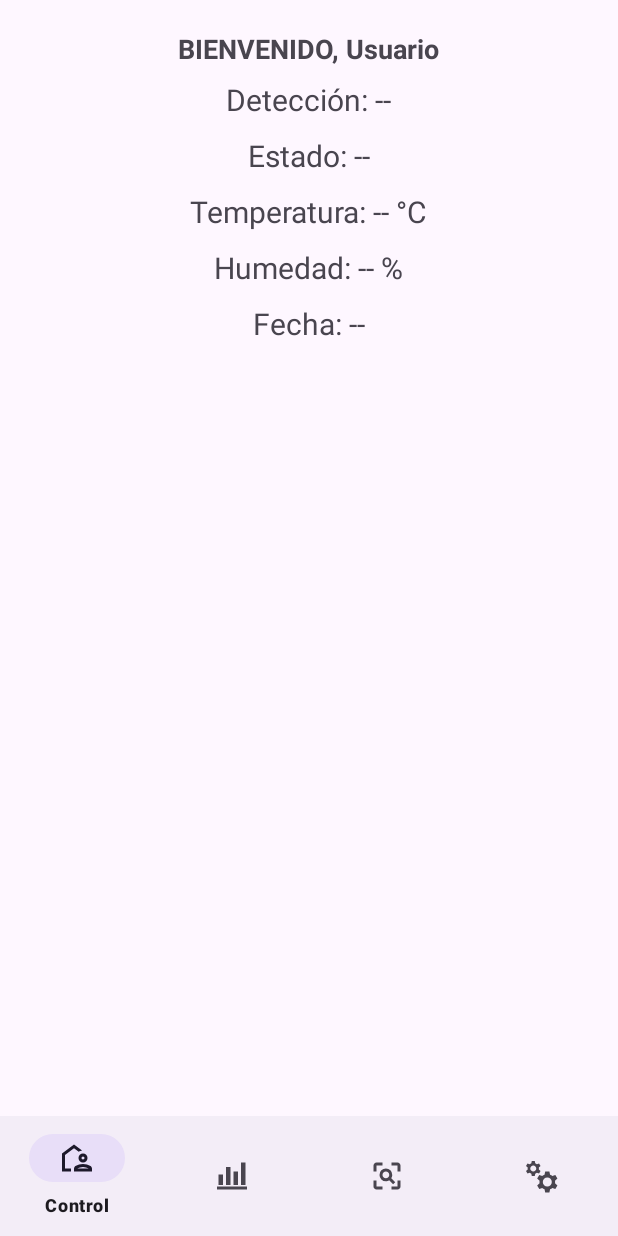
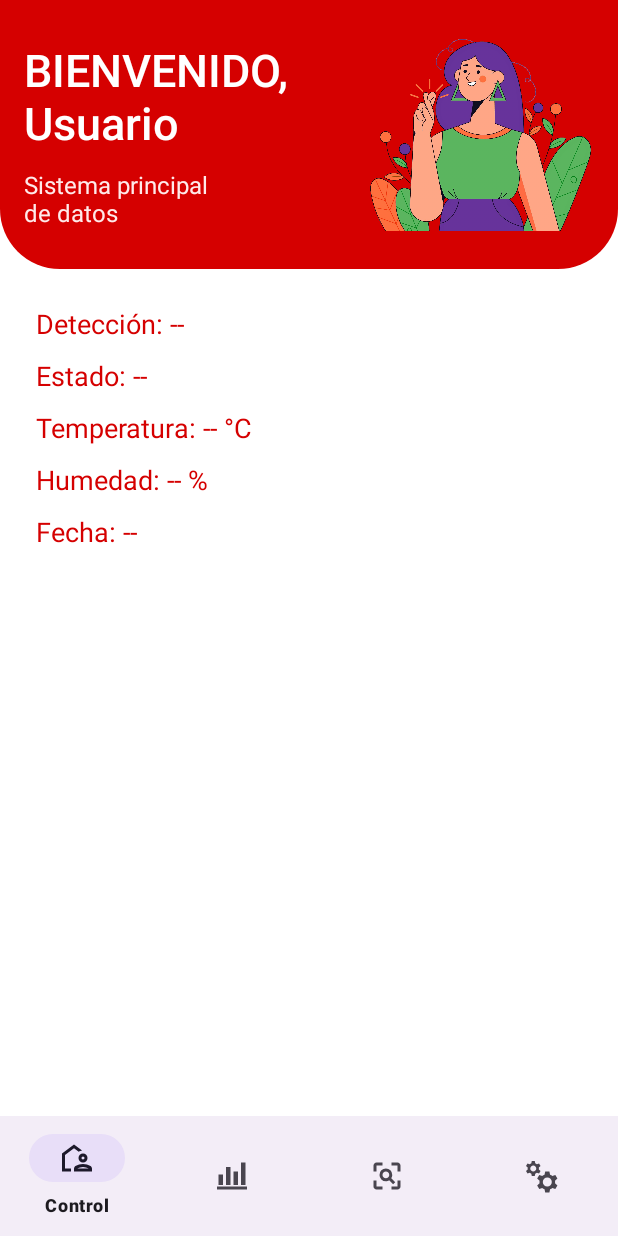
Before and after one commit to Shakira-leo/Gestrestauhcoapp, an Android app: the ControlFragment screen opened directly, with no data from a screen before it, on a phone screen of 412 x 824 dp. Run offline under Robolectric (Android 15) with nearby library versions, the light colour scheme and no system bars.

Commit message:
diseño en bienvenido

```diff
--- a/app/build.gradle.kts
+++ b/app/build.gradle.kts
@@ -74,4 +74,5 @@ dependencies {
     implementation("org.tensorflow:tensorflow-lite-task-vision:0.4.4")
 
     implementation("com.google.android.material:material:1.12.0")
+
 }
--- /dev/null
+++ b/app/src/main/res/drawable/bg_encabezado.xml
@@ -0,0 +1,12 @@
+<?xml version="1.0" encoding="utf-8"?>
+<shape xmlns:android="http://schemas.android.com/apk/res/android"
+    android:shape="rectangle">
+
+    <!-- Color rojo del encabezado -->
+    <solid android:color="#D50000" />
+
+    <!-- Solo bordes redondeados en la parte inferior -->
+    <corners
+        android:bottomLeftRadius="40dp"
+        android:bottomRightRadius="40dp" />
+</shape>
--- a/app/src/main/res/layout/activity_inicio.xml
+++ b/app/src/main/res/layout/activity_inicio.xml
@@ -5,7 +5,6 @@
     android:layout_height="match_parent"
     android:background="@drawable/fondo_principal">
 
-    <!-- Texto de bienvenida -->
     <TextView
         android:id="@+id/txtBienvenida"
         android:layout_width="wrap_content"
@@ -18,7 +17,6 @@
         android:layout_centerHorizontal="true"
         android:layout_marginTop="60dp" />
 
-    <!-- Contenedor del botón -->
     <FrameLayout
         android:layout_width="380dp"
         android:layout_height="70dp"
@@ -41,7 +39,7 @@
             app:backgroundTint="@null"
             android:gravity="center" />
 
-        <!-- Ícono de flecha -->
+
         <ImageView
             android:id="@+id/iconFlecha"
             android:layout_width="30dp"
--- a/app/src/main/res/layout/activity_register.xml
+++ b/app/src/main/res/layout/activity_register.xml
@@ -31,7 +31,6 @@
         app:layout_constraintEnd_toEndOf="parent"
         android:layout_marginTop="30dp" />
 
-    <!-- Campo Nombre -->
     <com.google.android.material.textfield.TextInputLayout
         android:id="@+id/tilName"
         style="@style/Widget.MaterialComponents.TextInputLayout.OutlinedBox"
@@ -58,7 +57,7 @@
             android:inputType="textPersonName" />
     </com.google.android.material.textfield.TextInputLayout>
 
-    <!-- Campo Correo -->
+
     <com.google.android.material.textfield.TextInputLayout
         android:id="@+id/tilEmail"
         style="@style/Widget.MaterialComponents.TextInputLayout.OutlinedBox"
@@ -85,7 +84,7 @@
             android:inputType="textEmailAddress" />
     </com.google.android.material.textfield.TextInputLayout>
 
-    <!-- Campo Contraseña -->
+
     <com.google.android.material.textfield.TextInputLayout
         android:id="@+id/tilPassword"
         style="@style/Widget.MaterialComponents.TextInputLayout.OutlinedBox"
@@ -114,7 +113,6 @@
             android:inputType="textPassword" />
     </com.google.android.material.textfield.TextInputLayout>
 
-    <!-- Botón Registrar con ícono -->
     <FrameLayout
         android:id="@+id/frameRegistrar"
         android:layout_width="375dp"
--- a/app/src/main/res/layout/fragment_control.xml
+++ b/app/src/main/res/layout/fragment_control.xml
@@ -2,63 +2,119 @@
 <ScrollView xmlns:android="http://schemas.android.com/apk/res/android"
     android:layout_width="match_parent"
     android:layout_height="match_parent"
-    android:padding="20dp">
-
+    android:background="#FFFFFF"
+    android:fitsSystemWindows="true">
 
     <LinearLayout
         android:layout_width="match_parent"
         android:layout_height="wrap_content"
-        android:orientation="vertical"
-        android:gravity="center_horizontal">
+        android:orientation="vertical">
+
+        <!-- Encabezado -->
+        <LinearLayout
+            android:layout_width="match_parent"
+            android:layout_height="179dp"
+            android:background="@drawable/bg_encabezado"
+            android:gravity="center_vertical"
+            android:orientation="horizontal"
+            android:padding="16dp">
+
+            <!-- Textos a la izquierda -->
+            <LinearLayout
+                android:layout_width="209dp"
+                android:layout_height="wrap_content"
+                android:layout_weight="1"
+                android:orientation="vertical">
+
                 <TextView
                     android:id="@+id/tvWelcome"
-            android:text="BIENVENIDO"
-            android:textSize="18sp"
-            android:textStyle="bold"
-            android:layout_marginBottom="8dp"
                     android:layout_width="wrap_content"
-            android:layout_height="wrap_content" />
+                    android:layout_height="wrap_content"
+                    android:fontFamily="sans-serif-medium"
+                    android:text="BIENVENIDO,"
+                    android:textColor="#FFFFFF"
+                    android:textSize="30sp" />
+
                 <TextView
+                    android:id="@+id/tvSubtitulo"
+                    android:layout_width="wrap_content"
+                    android:layout_height="wrap_content"
+                    android:layout_marginTop="10dp"
+                    android:fontFamily="sans-serif"
+                    android:text="Sistema principal\nde datos"
+                    android:textColor="#FFEAEA"
+                    android:textSize="16sp" />
+            </LinearLayout>
 
+            <!-- Imagen a la derecha -->
+            <ImageView
+                android:id="@+id/imgLogo"
+                android:layout_width="150dp"
+                android:layout_height="166dp"
+                android:layout_marginStart="-10dp"
+                android:contentDescription="Logo"
+                android:src="@drawable/logo_bienvenida" />
+        </LinearLayout>
 
+        <!-- Sección de datos -->
+        <LinearLayout
+            android:id="@+id/layoutDatos"
+            android:layout_width="match_parent"
+            android:layout_height="wrap_content"
+            android:orientation="vertical"
+            android:gravity="start"
+            android:layout_margin="24dp">
+
+            <TextView
                 android:id="@+id/tvDeteccion"
                 android:layout_width="wrap_content"
                 android:layout_height="wrap_content"
                 android:text="Detección: --"
-            android:textSize="20sp"
-            android:layout_marginBottom="10dp"/>
+                android:textColor="#D50000"
+                android:textSize="18sp"
+                android:layout_marginBottom="10dp"
+                android:fontFamily="sans-serif" />
 
             <TextView
                 android:id="@+id/tvEstado"
                 android:layout_width="wrap_content"
                 android:layout_height="wrap_content"
                 android:text="Estado: --"
-            android:textSize="20sp"
-            android:layout_marginBottom="10dp"/>
+                android:textColor="#D50000"
+                android:textSize="18sp"
+                android:layout_marginBottom="10dp"
+                android:fontFamily="sans-serif" />
 
             <TextView
                 android:id="@+id/tvTemperatura"
                 android:layout_width="wrap_content"
                 android:layout_height="wrap_content"
                 android:text="Temperatura: -- °C"
-            android:textSize="20sp"
-            android:layout_marginBottom="10dp"/>
+                android:textColor="#D50000"
+                android:textSize="18sp"
+                android:layout_marginBottom="10dp"
+                android:fontFamily="sans-serif" />
 
             <TextView
                 android:id="@+id/tvHumedad"
                 android:layout_width="wrap_content"
                 android:layout_height="wrap_content"
                 android:text="Humedad: -- %"
-            android:textSize="20sp"
-            android:layout_marginBottom="10dp"/>
+                android:textColor="#D50000"
+                android:textSize="18sp"
+                android:layout_marginBottom="10dp"
+                android:fontFamily="sans-serif" />
 
             <TextView
                 android:id="@+id/tvFecha"
                 android:layout_width="wrap_content"
                 android:layout_height="wrap_content"
                 android:text="Fecha: --"
-            android:textSize="20sp"
-            android:layout_marginBottom="10dp"/>
+                android:textColor="#D50000"
+                android:textSize="18sp"
+                android:layout_marginBottom="10dp"
+                android:fontFamily="sans-serif" />
+        </LinearLayout>
 
     </LinearLayout>
 </ScrollView>
--- a/app/src/main/res/values/themes.xml
+++ b/app/src/main/res/values/themes.xml
@@ -1,6 +1,11 @@
 <resources xmlns:tools="http://schemas.android.com/tools">
     <!-- Base application theme. -->
     <style name="Base.Theme.gestrestauhco" parent="Theme.Material3.DayNight.NoActionBar">
+        <item name="android:statusBarColor">#D50000</item>
+        <item name="android:navigationBarColor">#2B2D30</item>
+        <item name="android:windowLightStatusBar">false</item>
+
+        <!--        <item name="android:navigationBarColor">#D50000</item>-->
         <!-- Customize your light theme here. -->
         <!-- <item name="colorPrimary">@color/my_light_primary</item> -->
     </style>
```
Also changed, not shown: app/src/main/res/layout/fragment_estadistica.xml (+53 -13 lines), app/src/main/res/drawable/logo_bienvenida.png (added). Lines whose indentation alone changed are shown as unchanged.
